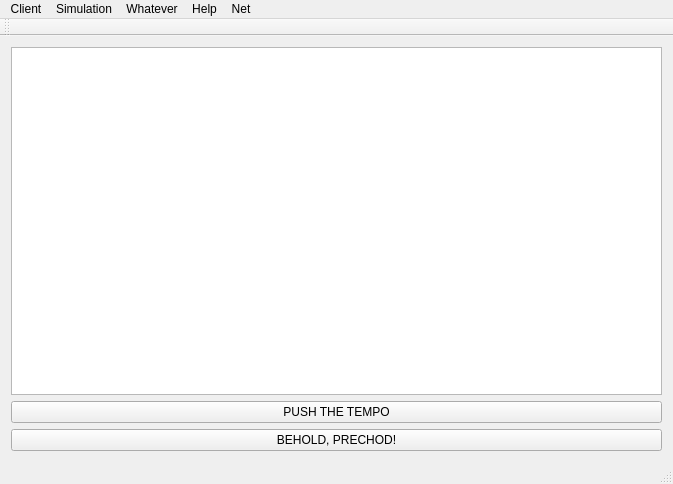
Before: the Qt Designer form mainwindow.ui in garretraziel/icp, drawn with Qt 5.
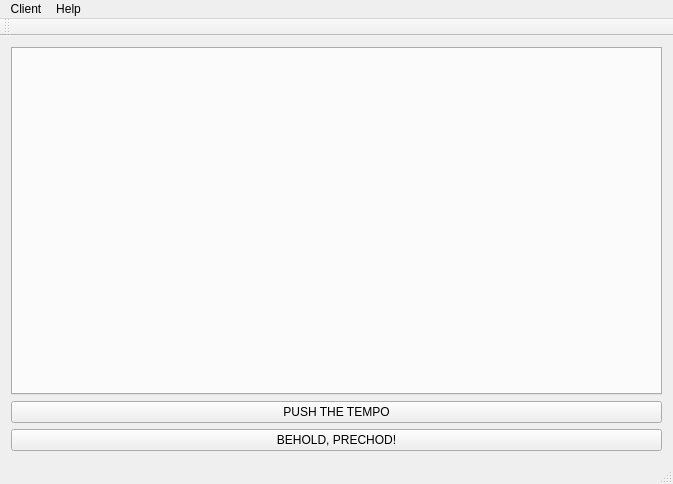
After: the same form once the commit is applied.

What changed in the file:
```diff
--- a/mainwindow.ui
+++ b/mainwindow.ui
@@ -21,7 +21,11 @@
     <item>
      <layout class="QVBoxLayout" name="verticalLayout">
       <item>
-       <widget class="QGraphicsView" name="view"/>
+       <widget class="QTabWidget" name="tabWidget">
+        <property name="currentIndex">
+         <number>-1</number>
+        </property>
+       </widget>
       </item>
       <item>
        <widget class="QPushButton" name="pushButton">
@@ -57,38 +61,14 @@
     <addaction name="actionConnect_to_server"/>
     <addaction name="actionExit"/>
    </widget>
-   <widget class="QMenu" name="menuSimulation">
-    <property name="title">
-     <string>Simulation</string>
-    </property>
-    <addaction name="actionStep"/>
-    <addaction name="actionRun"/>
-    <addaction name="actionStop"/>
-   </widget>
-   <widget class="QMenu" name="menuWhatever">
-    <property name="title">
-     <string>Whatever</string>
-    </property>
-    <addaction name="actionHurr_Durr"/>
-   </widget>
    <widget class="QMenu" name="menuHelp">
     <property name="title">
      <string>Help</string>
     </property>
     <addaction name="actionAbout"/>
    </widget>
-   <widget class="QMenu" name="menuNet">
-    <property name="title">
-     <string>Net</string>
-    </property>
-    <addaction name="actionSave"/>
-    <addaction name="actionLoad"/>
-   </widget>
    <addaction name="menuFile"/>
-   <addaction name="menuSimulation"/>
-   <addaction name="menuWhatever"/>
    <addaction name="menuHelp"/>
-   <addaction name="menuNet"/>
   </widget>
   <widget class="QToolBar" name="mainToolBar">
    <attribute name="toolBarArea">
```
Left out of the diff: 6 changed lines with no effect on the pictures.
